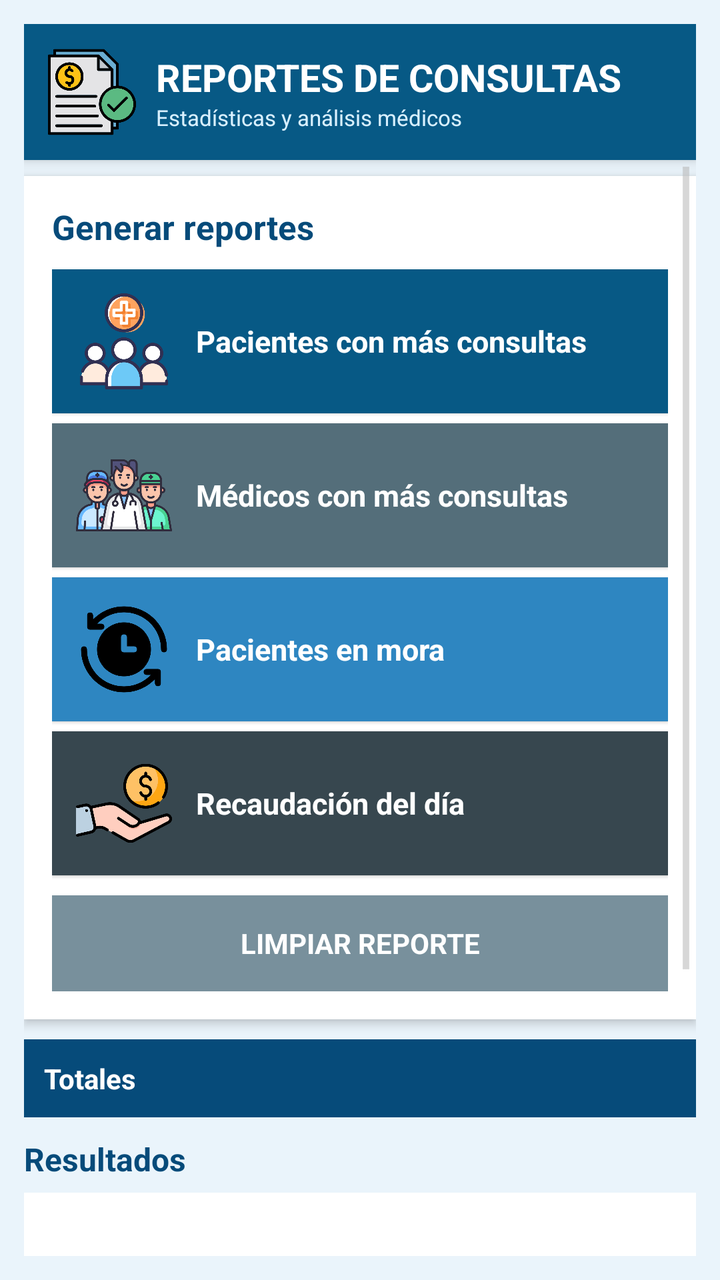
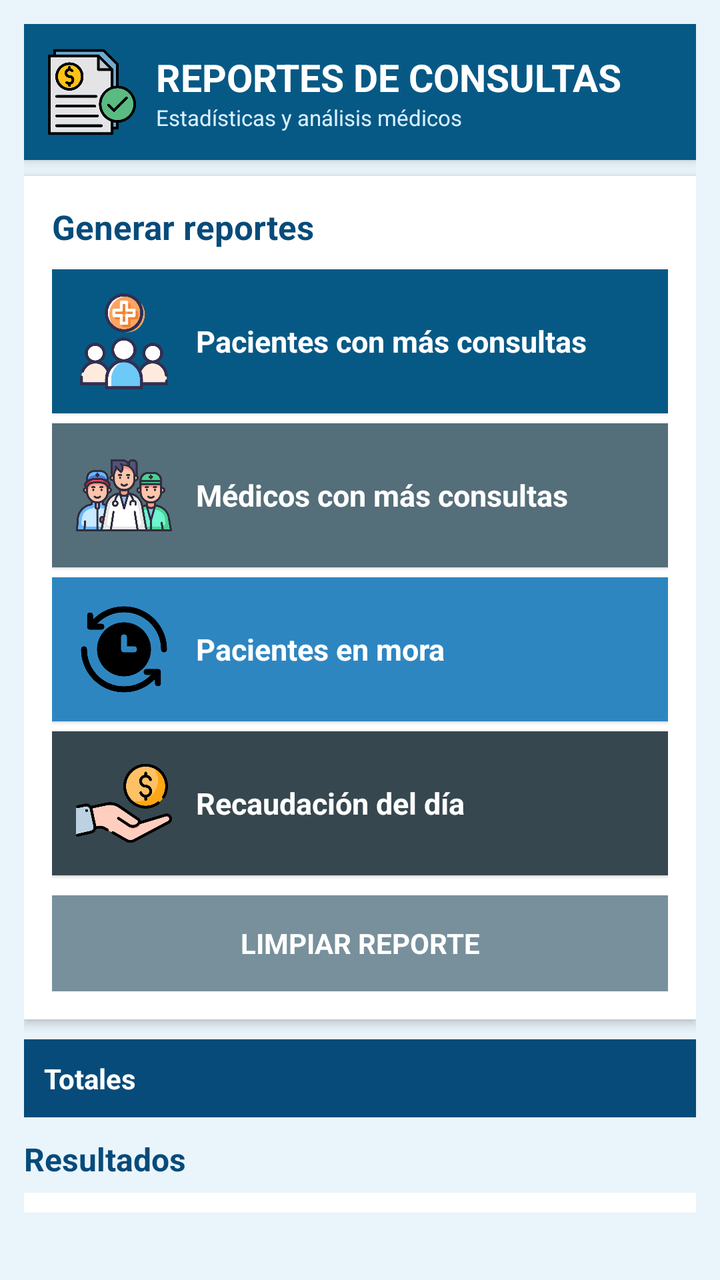

Screens rendered from an Android XML layout before and after an edit, with the pre-edit source and the edit as a unified diff.
<!-- AndroidManifest.xml: application theme android:Theme.Holo.Light -->
<!-- res/layout/activity_reportes.xml -->
<?xml version="1.0" encoding="utf-8"?>
<LinearLayout xmlns:android="http://schemas.android.com/apk/res/android"
    android:layout_width="match_parent"
    android:layout_height="match_parent"
    android:orientation="vertical"
    android:background="#EAF4FB"
    android:padding="12dp">

    
    <LinearLayout
        android:layout_width="match_parent"
        android:layout_height="wrap_content"
        android:orientation="horizontal"
        android:gravity="center_vertical"
        android:background="#075985"
        android:padding="12dp"
        android:elevation="4dp">

        <ImageView
            android:layout_width="44dp"
            android:layout_height="44dp"
            android:src="@drawable/reportes"
            android:contentDescription="Logo Reportes" />

        <LinearLayout
            android:layout_width="0dp"
            android:layout_height="wrap_content"
            android:layout_weight="1"
            android:orientation="vertical"
            android:layout_marginStart="10dp">

            <TextView
                android:layout_width="wrap_content"
                android:layout_height="wrap_content"
                android:text="REPORTES DE CONSULTAS"
                android:textSize="19sp"
                android:textStyle="bold"
                android:textColor="#FFFFFF" />

            <TextView
                android:layout_width="wrap_content"
                android:layout_height="wrap_content"
                android:text="Estadísticas y análisis médicos"
                android:textSize="11sp"
                android:textColor="#D8F0FF" />

        </LinearLayout>

    </LinearLayout>

    
    <ScrollView
        android:layout_width="match_parent"
        android:layout_height="0dp"
        android:layout_weight="1"
        android:fillViewport="true">

        <LinearLayout
            android:layout_width="match_parent"
            android:layout_height="wrap_content"
            android:orientation="vertical" >

            

            <LinearLayout
                android:layout_width="match_parent"
                android:layout_height="wrap_content"
                android:layout_marginTop="8dp"
                android:background="#FFFFFF"
                android:elevation="3dp"
                android:orientation="vertical"
                android:padding="14dp" >

                <TextView
                    android:layout_width="wrap_content"
                    android:layout_height="wrap_content"
                    android:layout_marginBottom="10dp"
                    android:text="Generar reportes"
                    android:textColor="#064B7A"
                    android:textSize="17sp"
                    android:textStyle="bold" />

                

                <LinearLayout
                    android:id="@+id/btnPacientesMas"
                    android:layout_width="match_parent"
                    android:layout_height="wrap_content"
                    android:layout_marginBottom="5dp"
                    android:background="#075985"
                    android:clickable="true"
                    android:elevation="1dp"
                    android:focusable="true"
                    android:gravity="center_vertical"
                    android:orientation="horizontal"
                    android:padding="12dp" >

                    <ImageView
                        android:layout_width="48dp"
                        android:layout_height="48dp"
                        android:contentDescription="Pacientes con más consultas"
                        android:scaleType="fitCenter"
                        android:src="@drawable/pacientes2" />

                    <TextView
                        android:layout_width="wrap_content"
                        android:layout_height="wrap_content"
                        android:layout_marginStart="12dp"
                        android:text="Pacientes con más consultas"
                        android:textColor="#FFFFFF"
                        android:textSize="15sp"
                        android:textStyle="bold" />
                </LinearLayout>

                

                <LinearLayout
                    android:id="@+id/btnMedicosMas"
                    android:layout_width="match_parent"
                    android:layout_height="wrap_content"
                    android:layout_marginBottom="5dp"
                    android:background="#546E7A"
                    android:clickable="true"
                    android:elevation="1dp"
                    android:focusable="true"
                    android:gravity="center_vertical"
                    android:orientation="horizontal"
                    android:padding="12dp" >

                    <ImageView
                        android:layout_width="48dp"
                        android:layout_height="48dp"
                        android:contentDescription="Médicos con más consultas"
                        android:scaleType="fitCenter"
                        android:src="@drawable/medicos2" />

                    <TextView
                        android:layout_width="wrap_content"
                        android:layout_height="wrap_content"
                        android:layout_marginStart="12dp"
                        android:text="Médicos con más consultas"
                        android:textColor="#FFFFFF"
                        android:textSize="15sp"
                        android:textStyle="bold" />
                </LinearLayout>

                

                <LinearLayout
                    android:id="@+id/btnMora"
                    android:layout_width="match_parent"
                    android:layout_height="wrap_content"
                    android:layout_marginBottom="5dp"
                    android:background="#2E86C1"
                    android:clickable="true"
                    android:elevation="1dp"
                    android:focusable="true"
                    android:gravity="center_vertical"
                    android:orientation="horizontal"
                    android:padding="12dp" >

                    <ImageView
                        android:layout_width="48dp"
                        android:layout_height="48dp"
                        android:contentDescription="Pacientes en mora"
                        android:scaleType="fitCenter"
                        android:src="@drawable/mora2" />

                    <TextView
                        android:layout_width="wrap_content"
                        android:layout_height="wrap_content"
                        android:layout_marginStart="12dp"
                        android:text="Pacientes en mora"
                        android:textColor="#FFFFFF"
                        android:textSize="15sp"
                        android:textStyle="bold" />
                </LinearLayout>

                

                <LinearLayout
                    android:id="@+id/btnRecaudacion"
                    android:layout_width="match_parent"
                    android:layout_height="wrap_content"
                    android:layout_marginBottom="10dp"
                    android:background="#37474F"
                    android:clickable="true"
                    android:elevation="1dp"
                    android:focusable="true"
                    android:gravity="center_vertical"
                    android:orientation="horizontal"
                    android:padding="12dp" >

                    <ImageView
                        android:layout_width="48dp"
                        android:layout_height="48dp"
                        android:contentDescription="Recaudación del día"
                        android:scaleType="fitCenter"
                        android:src="@drawable/recaudacion2" />

                    <TextView
                        android:layout_width="wrap_content"
                        android:layout_height="wrap_content"
                        android:layout_marginStart="12dp"
                        android:text="Recaudación del día"
                        android:textColor="#FFFFFF"
                        android:textSize="15sp"
                        android:textStyle="bold" />
                </LinearLayout>

                

                <Button
                    android:id="@+id/btnLimpiar"
                    android:layout_width="match_parent"
                    android:layout_height="wrap_content"
                    android:background="#78909C"
                    android:padding="12dp"
                    android:text="LIMPIAR REPORTE"
                    android:textColor="#FFFFFF"
                    android:textSize="14sp"
                    android:textStyle="bold" />
            </LinearLayout>

            

            <TextView
                android:id="@+id/tvTotales"
                android:layout_width="match_parent"
                android:layout_height="wrap_content"
                android:layout_marginTop="10dp"
                android:background="#064B7A"
                android:padding="10dp"
                android:text="Totales"
                android:textColor="#FFFFFF"
                android:textSize="14sp"
                android:textStyle="bold" />

            <TextView
                android:layout_width="wrap_content"
                android:layout_height="wrap_content"
                android:layout_marginBottom="6dp"
                android:layout_marginTop="10dp"
                android:text="Resultados"
                android:textColor="#064B7A"
                android:textSize="16sp"
                android:textStyle="bold" />

            

            <ListView
                android:id="@+id/lvReportes"
                android:layout_width="match_parent"
                android:layout_height="220dp"
                android:layout_weight="0.69"
                android:background="#FFFFFF"
                android:divider="#D8E3EA"
                android:dividerHeight="1dp"
                android:padding="5dp" />
        </LinearLayout>

    </ScrollView>

</LinearLayout>
<!-- resources referenced by this layout -->
<resources>
  <!-- drawable medicos2: png bitmap (drawable-ldpi, 57435 bytes) -->
  <!-- drawable mora2: png bitmap (drawable-ldpi, 16334 bytes) -->
  <!-- drawable pacientes2: png bitmap (drawable-ldpi, 37006 bytes) -->
  <!-- drawable recaudacion2: png bitmap (drawable-ldpi, 32017 bytes) -->
  <!-- drawable reportes: png bitmap (drawable-ldpi, 28891 bytes) -->
</resources>

<!-- the commit's change to res/layout/activity_reportes.xml (unified diff, before → after) -->
@@ -251,8 +251,7 @@
             <ListView
                 android:id="@+id/lvReportes"
                 android:layout_width="match_parent"
-                android:layout_height="220dp"
-                android:layout_weight="0.69"
+                android:layout_height="wrap_content"
                 android:background="#FFFFFF"
                 android:divider="#D8E3EA"
                 android:dividerHeight="1dp"
